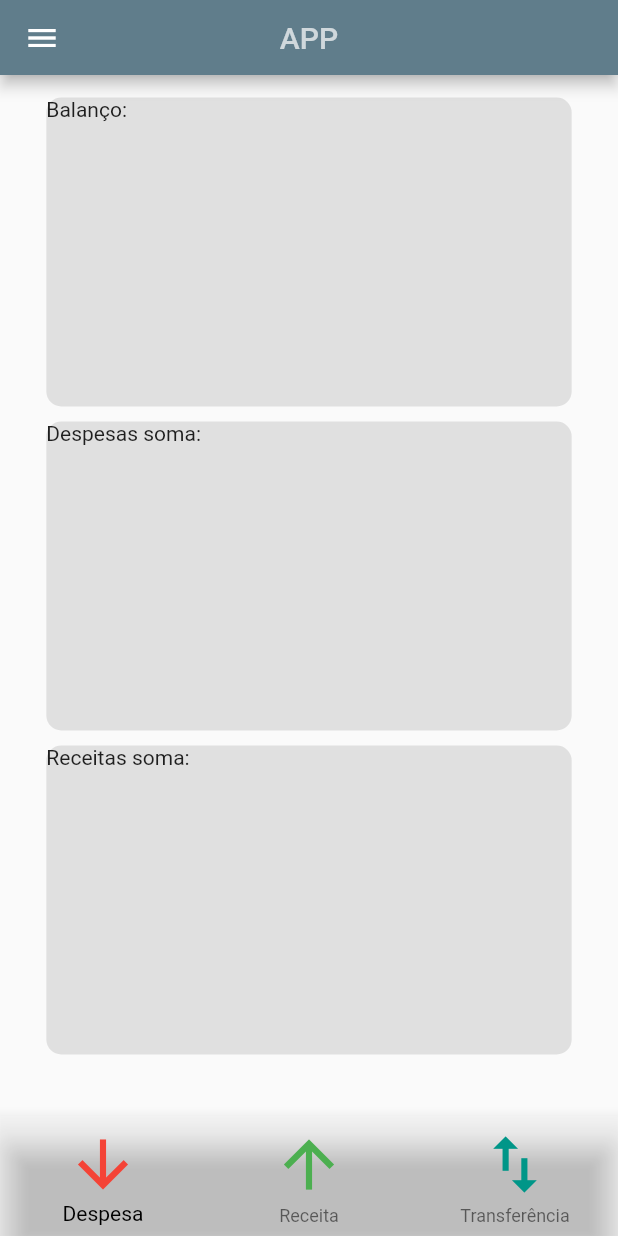
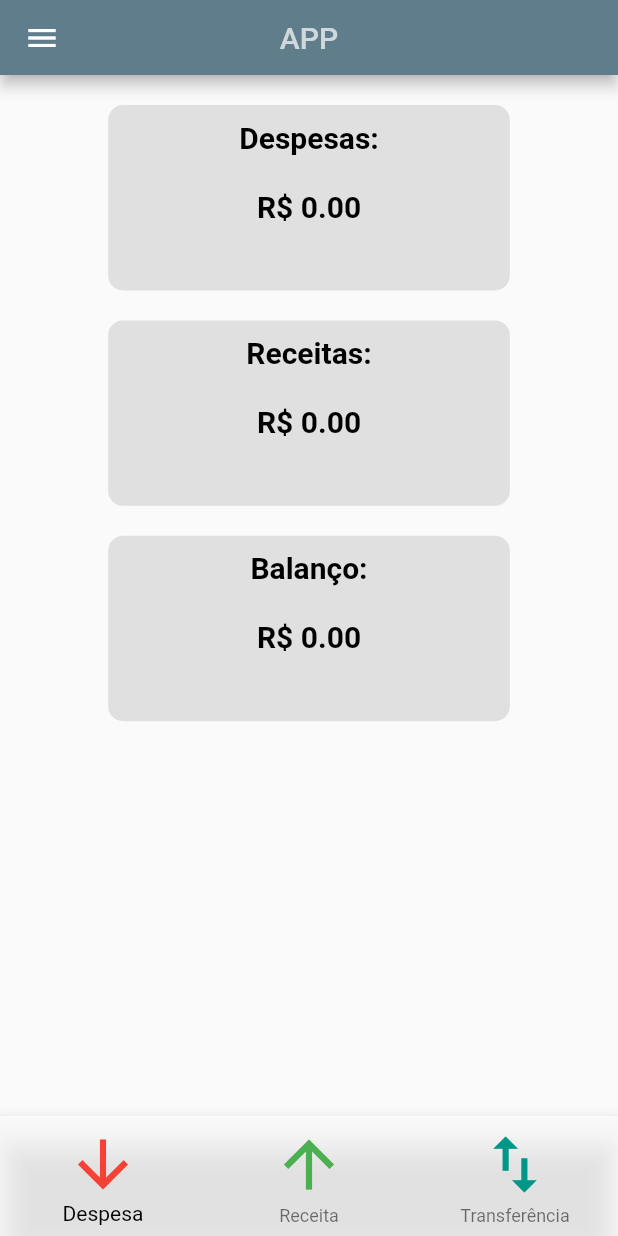
Before and after one commit to m-mendes03/projeto-app-flutter, a Flutter app: the TelaPrincipal screen opened by its route, after a tap on "Cancelar", on a phone screen of 412 x 824 dp. Run offline on Flutter 3.47's test engine with Material 2 defaults, Android fonts, the phone set to English and light mode, and no system bars; our stand-ins replace cloud_firestore, firebase_auth, firebase_core; accounts and stored records are empty.

Commit message:
Alterações 09-06-2022 16:46

```diff
--- a/lib/view/despesa.dart
+++ b/lib/view/despesa.dart
@@ -16,6 +16,8 @@ class _DespesaState extends State<Despesa> {
   var txtDescricao = TextEditingController();
   var valor = TextEditingController();
   var data = TextEditingController();
+  var txtConta = TextEditingController();
+  var txtCategoria = TextEditingController();
   retornarDocumentoById(id) async{
     await FirebaseFirestore.instance
       .collection('registros')
@@ -24,6 +26,9 @@ class _DespesaState extends State<Despesa> {
       .then((doc){
         txtDescricao.text = doc.get('descricao');
         valor.text = doc.get('valor').toString();
+        data.text = doc.get('data').toString();
+        txtConta.text = doc.get('conta').toString();
+        txtCategoria.text = doc.get('categoria').toString();
       });
   }
   @override
@@ -51,7 +56,11 @@ class _DespesaState extends State<Despesa> {
             child: Column(
                 children: [
                   const SizedBox(height: 30),
-                  campoTexto('Descrição da despesa', txtDescricao),
+                  campoTexto('Descrição da despesa', txtDescricao, 'Insira uma descrição.'),
+                  const SizedBox(height: 30),
+                  campoTexto('Conta', txtConta, 'Insira uma conta.'),
+                  const SizedBox(height: 30),
+                  campoTexto('Categoria', txtCategoria, 'Insira uma categora.'),
                   const SizedBox(height: 30),
                   campoNumerico('Valor', valor),
                   const SizedBox(height: 30),
@@ -61,7 +70,7 @@ class _DespesaState extends State<Despesa> {
                     mainAxisAlignment: MainAxisAlignment.end,
                     children: [
                       botaoTexto('Cancelar'),
-                      botaoElevated('Salvar', id: id),
+                      botaoElevated('Salvar', id),
                     ],
                   ),
                 ],
@@ -74,7 +83,7 @@ class _DespesaState extends State<Despesa> {
   ///
   ///campoTexto
   ///
-  campoTexto(rotulo, variavel){
+  campoTexto(rotulo, variavel, aviso){
     return TextFormField(
 		controller: variavel,
       decoration: InputDecoration(
@@ -85,7 +94,7 @@ class _DespesaState extends State<Despesa> {
         ),
       ),
       validator: (value){
-        if(value == ''){ return 'Insira uma descrição.';}
+        if(value == ''){ return aviso;}
         else {return null;}
       },
     );
@@ -128,7 +137,7 @@ class _DespesaState extends State<Despesa> {
       validator: (value){
         RegExp regExp = RegExp(r'^([0-2][0-9]|(3)[0-1])(\-)(((0)[0-9])|((1)[0-2]))(\-)\d{4}$');
         if(value == ''){return 'Insira uma data válida';}
-        else if(!regExp.hasMatch(value!)){return 'Formato de data inválida. Usar formato dia-mês-ano.';}
+        else if(!regExp.hasMatch(value!)){return 'Formato de data inválida. Usar formato dd-mm-aaaa.';}
         else {return null;}
       },
     );
@@ -155,7 +164,7 @@ class _DespesaState extends State<Despesa> {
     );
   }//botaoTexto
 
-  botaoElevated(rotulo, {id}) {
+  botaoElevated(rotulo, id) {
     return SizedBox(
       width: 150,
       height: 50,
@@ -172,6 +181,8 @@ class _DespesaState extends State<Despesa> {
                   "descricao": txtDescricao.text,
                   "valor": double.parse(valor.text),
                   "data": data.text,
+                  "conta": txtConta.text,
+                  "categoria": txtCategoria.text,
                 }
               );
               snackbarMsg(context, 'Item adicionado: '+ txtDescricao.text);
@@ -186,6 +197,8 @@ class _DespesaState extends State<Despesa> {
                   "descricao": txtDescricao.text,
                   "valor": double.parse(valor.text),
                   "data": data.text,
+                  "conta": txtConta.text,
+                  "categoria": txtCategoria.text,
                 }
               );
               snackbarMsg(context, 'Despesa atualizada.');
--- a/lib/view/tela_principal.dart
+++ b/lib/view/tela_principal.dart
@@ -13,7 +13,10 @@ class TelaPrincipal extends StatefulWidget {
 
 class _TelaPrincipalState extends State<TelaPrincipal> {
   int _estadoSelecionado = 0;
-  var registros;
+  var despesas;
+  var receitas;
+  double somaDespesa = 0.0;
+  double somaReceita = 0.0;
 
   static const List<String> _telas = <String>[
     '/despesa', '/receita', '/transferencia'
@@ -28,9 +31,14 @@ class _TelaPrincipalState extends State<TelaPrincipal> {
   @override
   void initState() {
     super.initState();
-    registros = FirebaseFirestore.instance
+    despesas = FirebaseFirestore.instance
         .collection('registros')
-        .where('uid', isEqualTo: FirebaseAuth.instance.currentUser!.uid);
+        .where('uid', isEqualTo: FirebaseAuth.instance.currentUser!.uid)
+        .where('tipo', isEqualTo: 'despesa');
+    receitas = FirebaseFirestore.instance
+        .collection('registros')
+        .where('uid', isEqualTo: FirebaseAuth.instance.currentUser!.uid)
+        .where('tipo', isEqualTo: 'receita');
   }
   @override
   Widget build(BuildContext context) {
@@ -44,7 +52,7 @@ class _TelaPrincipalState extends State<TelaPrincipal> {
           BottomNavigationBarItem(icon: Icon(Icons.swap_vert, color: Colors.teal,), label: 'Transferência'),
         ],
         selectedItemColor: Colors.black,
-        backgroundColor: Colors.white10,
+        backgroundColor: Colors.white60,
         iconSize: 50,
         onTap: _onItemTapped,
       ),
@@ -54,41 +62,75 @@ class _TelaPrincipalState extends State<TelaPrincipal> {
         child: Center(
           child: Column(
             children:[
-              Container(
-                margin: const EdgeInsets.all(5),
-                height: MediaQuery.of(context).size.height*0.25,
-                width: MediaQuery.of(context).size.width*0.85,
+              StreamBuilder<QuerySnapshot>(
+                stream: despesas.snapshots(),
+                builder: (context, snapshot) {
+                  switch (snapshot.connectionState) {
+                    case ConnectionState.none:
+                      return const Center(child: Text('Sem conexão.'));
+                    case ConnectionState.waiting:
+                      return const Center(child: CircularProgressIndicator());
+                    default:
+                    final dados = snapshot.requireData;
+                    somaDespesa = somas(dados.size, dados);
+                    return Container(
+                      margin: const EdgeInsets.all(10),
+                      padding: const EdgeInsets.all(10),
+                      height: MediaQuery.of(context).size.height*0.15,
+                      width: MediaQuery.of(context).size.width*0.65,
                       decoration: BoxDecoration(
                         borderRadius: BorderRadius.circular(10),
                         color: Colors.grey.shade300,
                       ),
                       child:
-                const Text("Balanço: "),
-                //Image.network('https://cdn.pixabay.com/photo/2020/07/08/04/12/work-5382501_960_720.jpg', scale: 5,),
+                      Text("Despesas: \n\nR\$ " + somaDespesa.toStringAsFixed(2),
+                      style: const TextStyle(color: Colors.black, fontSize: 20, fontWeight: FontWeight.bold,),
+                      textAlign: TextAlign.center),
+                    );
+                  }
+                },
               ),
-              Container(
-                margin: const EdgeInsets.all(5),
-                height: MediaQuery.of(context).size.height*0.25,
-                width: MediaQuery.of(context).size.width*0.85,
+              StreamBuilder<QuerySnapshot>(
+                stream: receitas.snapshots(),
+                builder: (context, snapshot) {
+                  switch (snapshot.connectionState) {
+                    case ConnectionState.none:
+                      return const Center(child: Text('Sem conexão.'));
+                    case ConnectionState.waiting:
+                      return const Center(child: CircularProgressIndicator());
+                    default:
+                    final dados = snapshot.requireData;
+                    somaReceita = somas(dados.size, dados);
+                    return Container(
+                      margin: const EdgeInsets.all(10),
+                      padding: const EdgeInsets.all(10),
+                      height: MediaQuery.of(context).size.height*0.15,
+                      width: MediaQuery.of(context).size.width*0.65,
                       decoration: BoxDecoration(
                         borderRadius: BorderRadius.circular(10),
                         color: Colors.grey.shade300,
                       ),
                       child:
-                const Text("Despesas soma:"),
-                //Image.network('https://cdn.pixabay.com/photo/2015/01/08/18/27/startup-593341_960_720.jpg', scale: 5,),
+                      Text("Receitas: \n\nR\$ " + somaReceita.toStringAsFixed(2),
+                      style: const TextStyle(color: Colors.black, fontSize: 20, fontWeight: FontWeight.bold,),
+                      textAlign: TextAlign.center),
+                    );
+                  }
+                },
               ),
               Container(
-                margin: const EdgeInsets.all(5),
-                height: MediaQuery.of(context).size.height*0.25,
-                width: MediaQuery.of(context).size.width*0.85,
+                margin: const EdgeInsets.all(10),
+                padding: const EdgeInsets.all(10),
+                height: MediaQuery.of(context).size.height*0.15,
+                width: MediaQuery.of(context).size.width*0.65,
                 decoration: BoxDecoration(
                   borderRadius: BorderRadius.circular(10),
                   color: Colors.grey.shade300,
                 ),
                 child:
-                const Text("Receitas soma: "),
-                //Image.network('https://cdn.pixabay.com/photo/2016/11/19/14/00/code-1839406_960_720.jpg', scale: 5,),
+                Text("Balanço: \n\nR\$ " + (somaReceita-somaDespesa).toStringAsFixed(2),
+                style: const TextStyle(color: Colors.black, fontSize: 20, fontWeight: FontWeight.bold,),
+                textAlign: TextAlign.center),
               ),
             ],
           ),
@@ -96,4 +138,15 @@ class _TelaPrincipalState extends State<TelaPrincipal> {
       ),
     );
   }
+  balanco(receita, despesa){
+    double balanco = receita - despesa;
+    return balanco;
   }
+  somas(size, dados){
+    double soma = 0.0;
+    for(int i = 0; i < size; i++){
+      soma += double.parse(dados.docs[i].data()['valor'].toString());
+    }
+    return soma;
+  }
+}
--- a/lib/view/transferencia.dart
+++ b/lib/view/transferencia.dart
@@ -26,6 +26,7 @@ class _TransferenciaState extends State<Transferencia> {
         txtOrigem.text = doc.get('origem');
         txtDestino.text = doc.get('destino');
         valor.text = doc.get('valor').toString();
+        data.text = doc.get('data').toString();
       });
   }
   @override
@@ -132,7 +133,7 @@ class _TransferenciaState extends State<Transferencia> {
       validator: (value){
         RegExp regExp = RegExp(r'^([0-2][0-9]|(3)[0-1])(\-)(((0)[0-9])|((1)[0-2]))(\-)\d{4}$');
         if(value == ''){return 'Insira uma data válida';}
-        else if(!regExp.hasMatch(value!)){return 'Formato de data inválida. Usar formato dia-mês-ano.';}
+        else if(!regExp.hasMatch(value!)){return 'Formato de data inválida. Usar formato dd-mm-aaaa.';}
         else {return null;}
       },
     );
```
Also changed, not shown: lib/view/extrato.dart (+3 -4 lines), lib/view/receita.dart (+16 -3 lines). Lines whose indentation alone changed are shown as unchanged.
